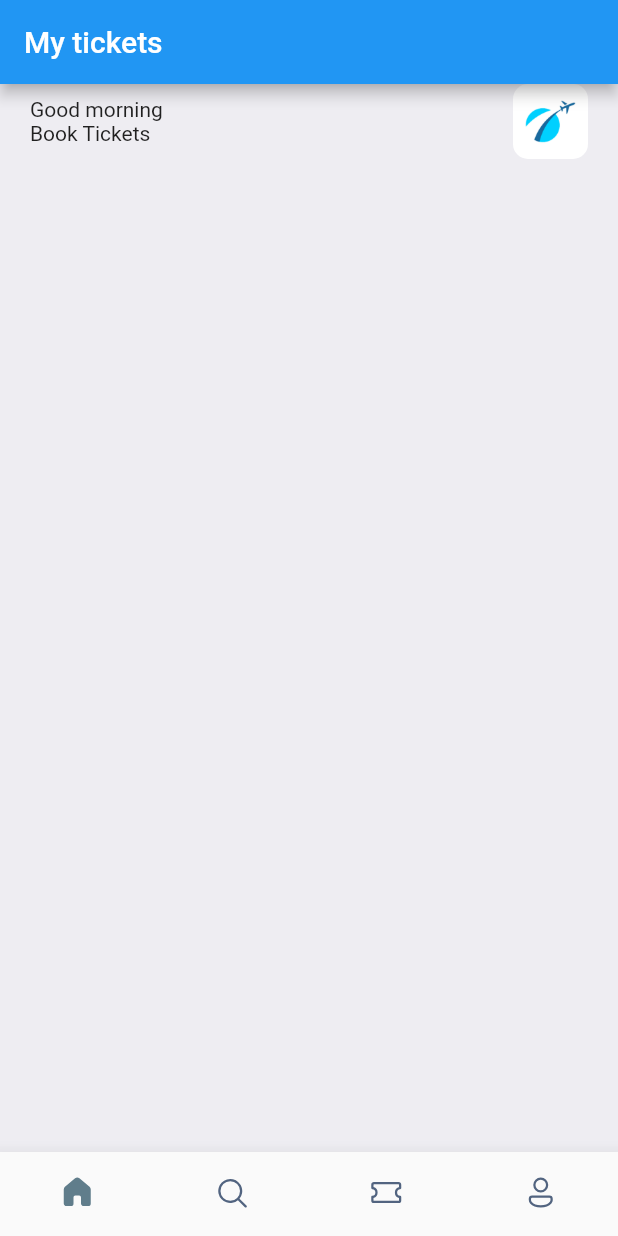
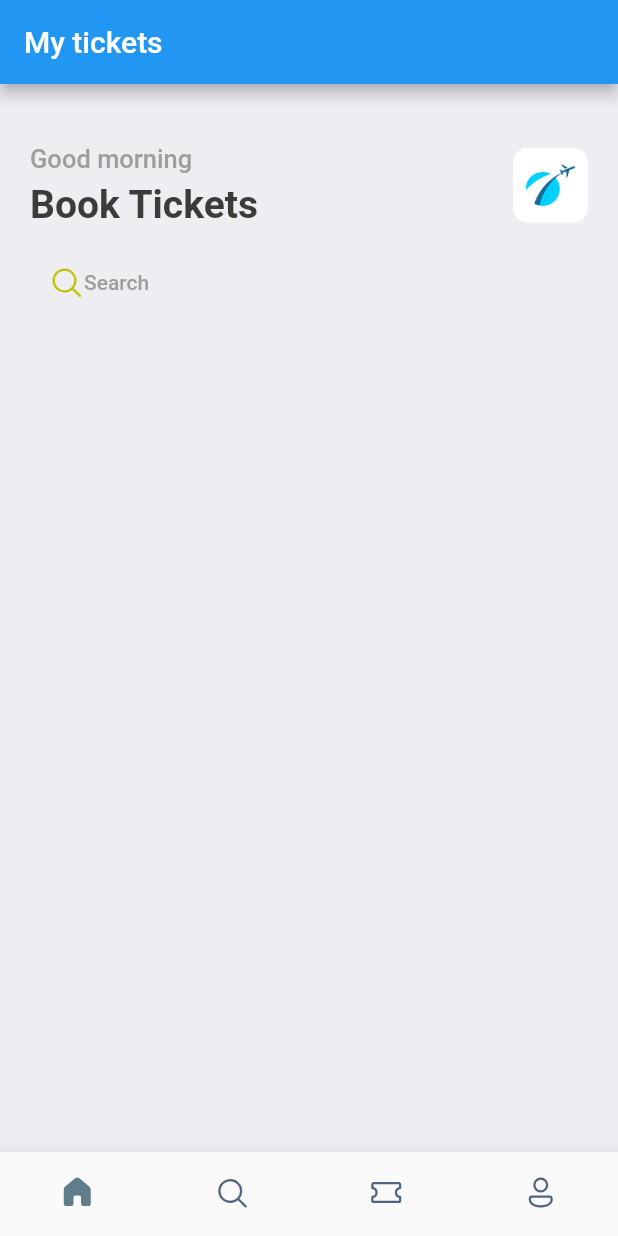
Before and after one commit to LeandroSilvaLara/TicketBookingApp, a Flutter app: the screen it shows after launch, on a phone screen of 412 x 824 dp. Run offline on Flutter 3.47's test engine with Material 2 defaults, Android fonts, the phone set to English and light mode, and no system bars; our stand-ins replace fluentui_icons, gap.

Commit message:
Wrap Row widget with Container, add padding

```diff
--- a/lib/screens/home_screen.dart
+++ b/lib/screens/home_screen.dart
@@ -1,6 +1,8 @@
 import 'package:bookitickets/utils/app_styles.dart';
+import 'package:fluentui_icons/fluentui_icons.dart';
 import 'package:flutter/cupertino.dart';
 import 'package:flutter/material.dart';
+import 'package:gap/gap.dart';
 
 class HomeScreen extends StatelessWidget {
   const HomeScreen({super.key});
@@ -15,17 +17,19 @@ class HomeScreen extends StatelessWidget {
             padding: const EdgeInsets.symmetric(horizontal: 20),
             child: Column(
               children: [
+                const Gap(40),
                 Row(
                   mainAxisAlignment: MainAxisAlignment.spaceBetween,
                   children: [
-                    const Column(
+                     Column(
                       crossAxisAlignment: CrossAxisAlignment.start,
                       children: [
                         Text(
-                            "Good morning"
+                            "Good morning", style: Styles.headLineStyle3,
                         ),
+                        const Gap(5),
                         Text(
-                            "Book Tickets"
+                            "Book Tickets", style: Styles.headLineStyle1,
                         ),
                       ],
                     ),
@@ -43,6 +47,23 @@ class HomeScreen extends StatelessWidget {
                         ),
                     )
                   ],
+                ),
+                const Gap(25),
+                Container(
+                  padding: const EdgeInsets.symmetric(horizontal: 12),
+                  child: Column(
+                    children: [
+                      Row(
+                        children: [
+                          const Icon(FluentSystemIcons.ic_fluent_search_regular, color: Color(0xFFBFC205)),
+                          Text(
+                            "Search",
+                          style: Styles.headLineStyle4,
+                          )
+                        ],
+                      ),
+                    ],
+                  ),
                 )
               ],
             ),
--- a/lib/utils/app_styles.dart
+++ b/lib/utils/app_styles.dart
@@ -6,8 +6,8 @@ class Styles{
   static Color bgColor = const Color(0xFFeeedf2);
   static Color orangeColor = const Color(0xFF526799);
   static TextStyle textStyle = TextStyle(fontSize: 16, color: textColor, fontWeight: FontWeight.w500);
-  static TextStyle headLineStyle1 = TextStyle(fontSize: 16, color: textColor, fontWeight: FontWeight.bold);
+  static TextStyle headLineStyle1 = TextStyle(fontSize: 26, color: textColor, fontWeight: FontWeight.bold);
   static TextStyle headLineStyle2 = TextStyle(fontSize: 21, color: textColor, fontWeight: FontWeight.bold);
-  static TextStyle headLineStyle3 = TextStyle(fontSize: 17, color: textColor, fontWeight: FontWeight.w500);
+  static TextStyle headLineStyle3 = TextStyle(fontSize: 17, color: Colors.grey.shade500, fontWeight: FontWeight.w500);
   static TextStyle headLineStyle4 = TextStyle(fontSize: 14, color: Colors.grey.shade500,fontWeight: FontWeight.w500);
 }
--- a/pubspec.yaml
+++ b/pubspec.yaml
@@ -36,6 +36,7 @@ dependencies:
   # Use with the CupertinoIcons class for iOS style icons.
   cupertino_icons: ^1.0.2
   fluentui_icons: ^1.0.0
+  gap: ^3.0.1
 
 dev_dependencies:
   flutter_test:
```
Also changed, not shown: pubspec.lock.
